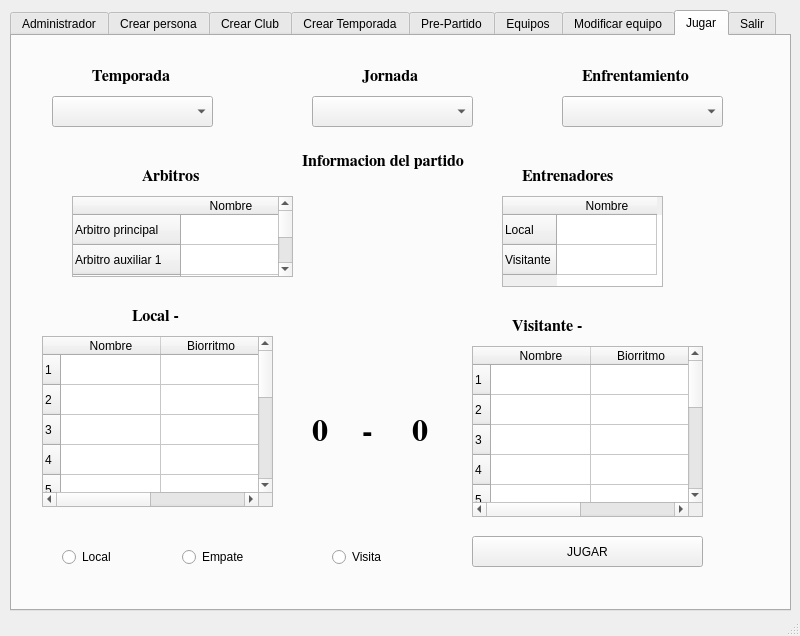
First picture: the form in mainWtabs.ui, repository Jeancasoto/ThePlaceToBet, before the edit.
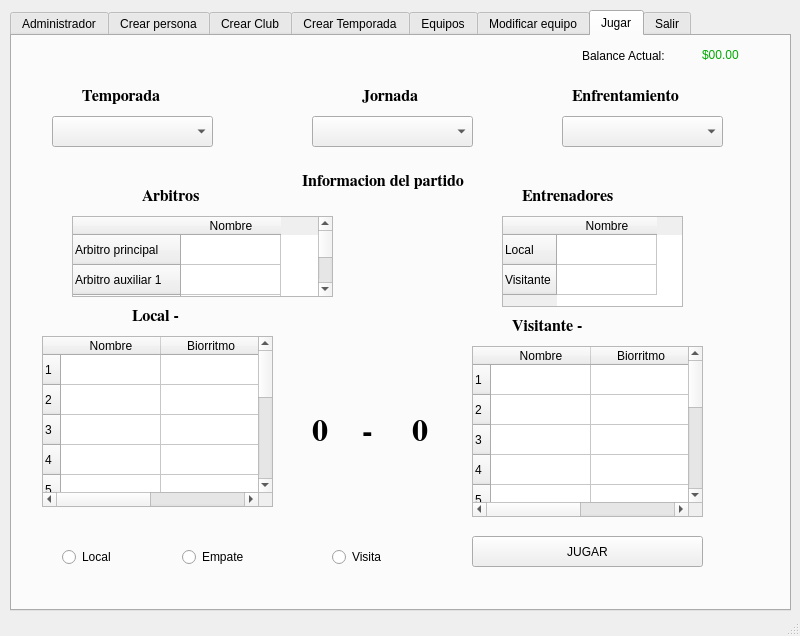
Second picture: the form after the edit. The open tabs and pages were chosen to show the change. Icons and pictures are not drawn.

```diff
--- a/mainWtabs.ui
+++ b/mainWtabs.ui
@@ -525,11 +525,16 @@
      <attribute name="title">
       <string>Crear Temporada</string>
      </attribute>
-    </widget>
-    <widget class="QWidget" name="tab">
-     <attribute name="title">
-      <string>Pre-Partido</string>
-     </attribute>
+     <widget class="QLineEdit" name="texIntTemporada">
+      <property name="geometry">
+       <rect>
+        <x>220</x>
+        <y>40</y>
+        <width>161</width>
+        <height>29</height>
+       </rect>
+      </property>
+     </widget>
      <widget class="QLabel" name="label_15">
       <property name="geometry">
        <rect>
@@ -980,7 +985,7 @@
       <property name="geometry">
        <rect>
         <x>40</x>
-        <y>60</y>
+        <y>80</y>
         <width>161</width>
         <height>31</height>
        </rect>
@@ -990,7 +995,7 @@
       <property name="geometry">
        <rect>
         <x>300</x>
-        <y>60</y>
+        <y>80</y>
         <width>161</width>
         <height>31</height>
        </rect>
@@ -1000,7 +1005,7 @@
       <property name="geometry">
        <rect>
         <x>550</x>
-        <y>60</y>
+        <y>80</y>
         <width>161</width>
         <height>31</height>
        </rect>
@@ -1009,9 +1014,9 @@
      <widget class="QLabel" name="label_14">
       <property name="geometry">
        <rect>
-        <x>80</x>
-        <y>30</y>
-        <width>91</width>
+        <x>70</x>
+        <y>50</y>
+        <width>101</width>
         <height>21</height>
        </rect>
       </property>
@@ -1031,7 +1036,7 @@
       <property name="geometry">
        <rect>
         <x>350</x>
-        <y>30</y>
+        <y>50</y>
         <width>81</width>
         <height>21</height>
        </rect>
@@ -1051,9 +1056,9 @@
      <widget class="QLabel" name="label_24">
       <property name="geometry">
        <rect>
-        <x>570</x>
-        <y>30</y>
-        <width>121</width>
+        <x>560</x>
+        <y>50</y>
+        <width>141</width>
         <height>21</height>
        </rect>
       </property>
@@ -1073,8 +1078,8 @@
       <property name="geometry">
        <rect>
         <x>60</x>
-        <y>160</y>
-        <width>221</width>
+        <y>180</y>
+        <width>261</width>
         <height>81</height>
        </rect>
       </property>
@@ -1108,8 +1113,8 @@
       <property name="geometry">
        <rect>
         <x>490</x>
-        <y>160</y>
-        <width>161</width>
+        <y>180</y>
+        <width>181</width>
         <height>91</height>
        </rect>
       </property>
@@ -1133,7 +1138,7 @@
       <property name="geometry">
        <rect>
         <x>290</x>
-        <y>110</y>
+        <y>130</y>
         <width>171</width>
         <height>31</height>
        </rect>
@@ -1154,7 +1159,7 @@
       <property name="geometry">
        <rect>
         <x>130</x>
-        <y>130</y>
+        <y>150</y>
         <width>81</width>
         <height>21</height>
        </rect>
@@ -1175,7 +1180,7 @@
       <property name="geometry">
        <rect>
         <x>510</x>
-        <y>130</y>
+        <y>150</y>
         <width>101</width>
         <height>21</height>
        </rect>
@@ -1499,6 +1504,96 @@
        <string>JUGAR</string>
       </property>
      </widget>
+     <widget class="QLabel" name="label_25">
+      <property name="geometry">
+       <rect>
+        <x>570</x>
+        <y>10</y>
+        <width>111</width>
+        <height>20</height>
+       </rect>
+      </property>
+      <property name="text">
+       <string>Balance Actual:</string>
+      </property>
+     </widget>
+     <widget class="QLabel" name="labelMoney">
+      <property name="geometry">
+       <rect>
+        <x>690</x>
+        <y>10</y>
+        <width>64</width>
+        <height>17</height>
+       </rect>
+      </property>
+      <property name="palette">
+       <palette>
+        <active>
+         <colorrole role="WindowText">
+          <brush brushstyle="SolidPattern">
+           <color alpha="255">
+            <red>0</red>
+            <green>170</green>
+            <blue>0</blue>
+           </color>
+          </brush>
+         </colorrole>
+         <colorrole role="Text">
+          <brush brushstyle="SolidPattern">
+           <color alpha="255">
+            <red>0</red>
+            <green>170</green>
+            <blue>0</blue>
+           </color>
+          </brush>
+         </colorrole>
+        </active>
+        <inactive>
+         <colorrole role="WindowText">
+          <brush brushstyle="SolidPattern">
+           <color alpha="255">
+            <red>0</red>
+            <green>170</green>
+            <blue>0</blue>
+           </color>
+          </brush>
+         </colorrole>
+         <colorrole role="Text">
+          <brush brushstyle="SolidPattern">
+           <color alpha="255">
+            <red>0</red>
+            <green>170</green>
+            <blue>0</blue>
+           </color>
+          </brush>
+         </colorrole>
+        </inactive>
+        <disabled>
+         <colorrole role="WindowText">
+          <brush brushstyle="SolidPattern">
+           <color alpha="255">
+            <red>146</red>
+            <green>147</green>
+            <blue>147</blue>
+           </color>
+          </brush>
+         </colorrole>
+         <colorrole role="Text">
+          <brush brushstyle="SolidPattern">
+           <color alpha="255">
+            <red>146</red>
+            <green>147</green>
+            <blue>147</blue>
+           </color>
+          </brush>
+         </colorrole>
+        </disabled>
+       </palette>
+      </property>
+      <property name="text">
+       <string>$00.00</string>
+      </property>
+     </widget>
     </widget>
     <widget class="QWidget" name="tab_7">
      <attribute name="title">
```
Left out of the diff: 249 changed lines with no effect on the pictures.
